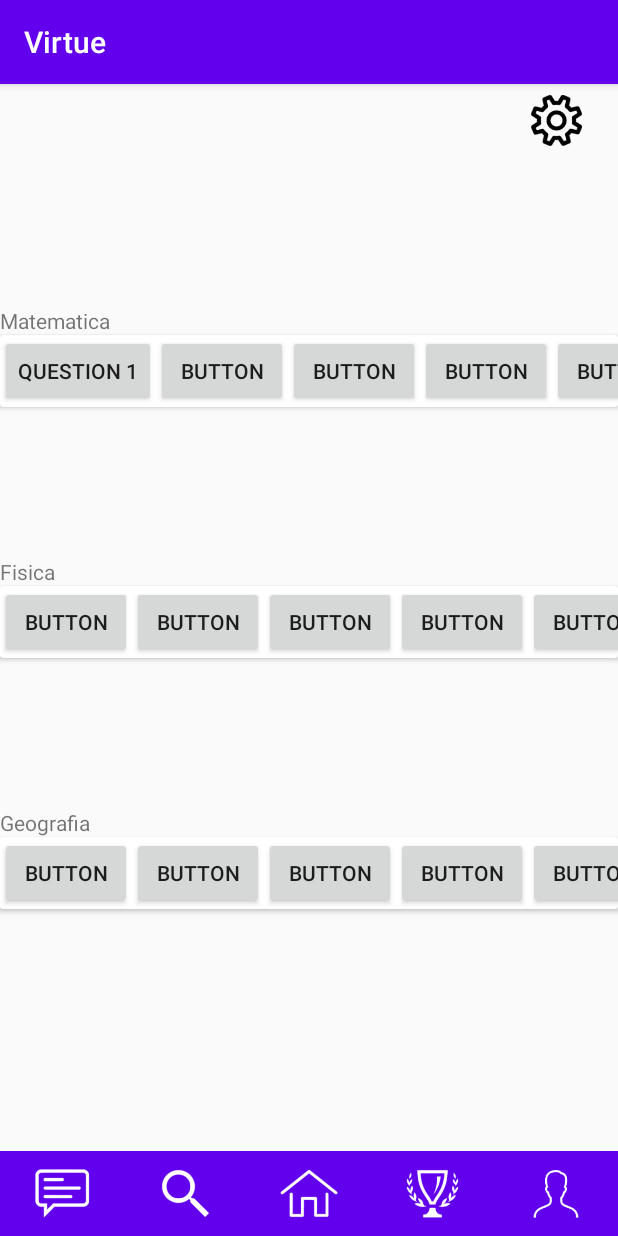
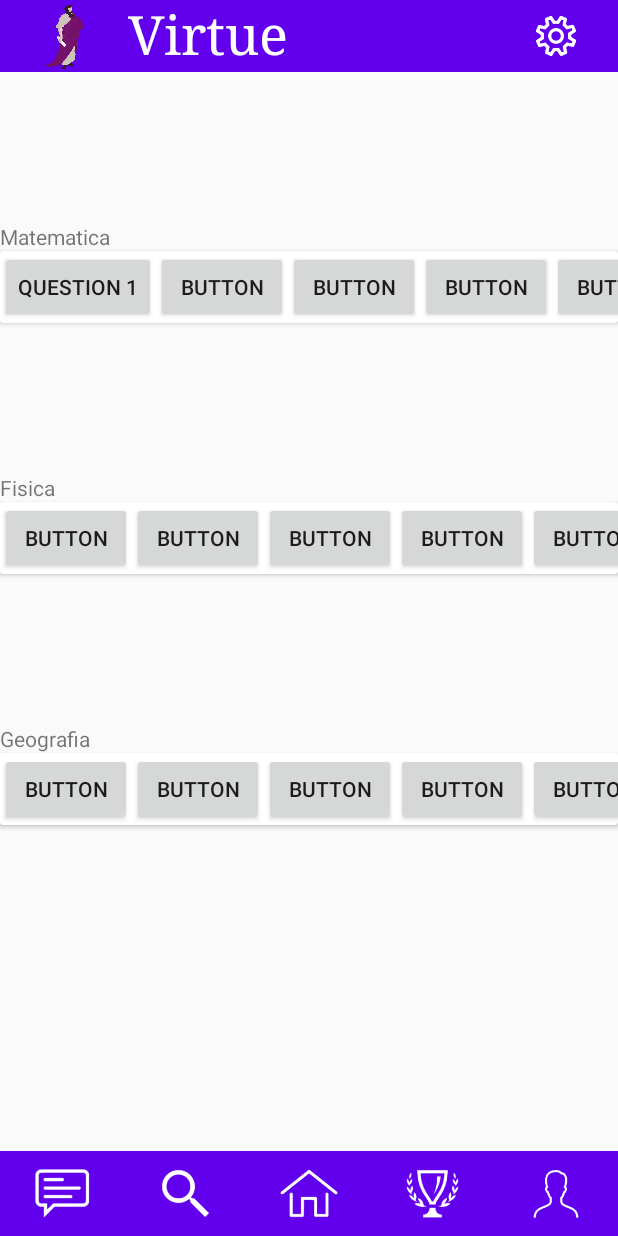
Before and after one commit to gomes717/SpaceApps, an Android app: the screen it shows after launch (MainActivity), on a phone screen of 412 x 824 dp. Run offline under Robolectric (Android 15) with nearby library versions, the phone set to English and light mode, and no system bars.

Commit message:
Improved menu toolbar

```diff
--- a/app/src/main/res/layout/activity_main.xml
+++ b/app/src/main/res/layout/activity_main.xml
@@ -38,9 +38,9 @@
         style="@style/Widget.AppCompat.Button.Borderless"
         android:layout_width="0dp"
         android:layout_height="wrap_content"
-        android:background="@android:color/transparent"
+        android:background="@color/colorPrimary"
         app:layout_constraintEnd_toStartOf="@+id/guideline3"
-        app:layout_constraintStart_toStartOf="@+id/guideline"
+        app:layout_constraintStart_toStartOf="parent"
         app:layout_constraintTop_toTopOf="parent" />
 
     <FrameLayout
@@ -52,7 +52,9 @@
         app:layout_constraintHorizontal_bias="0.0"
         app:layout_constraintStart_toStartOf="parent"
         app:layout_constraintTop_toBottomOf="@+id/invisibleWall"
-        app:layout_constraintVertical_bias="0.0" />
+        app:layout_constraintVertical_bias="0.0" >
+
+    </FrameLayout>
 
     <androidx.constraintlayout.widget.Guideline
         android:id="@+id/guideline8"
@@ -134,14 +136,40 @@
 
     <ImageButton
         android:id="@+id/buttonConfig"
-        android:layout_width="58dp"
-        android:layout_height="34dp"
-        android:background="#00FFFFFF"
+        android:layout_width="0dp"
+        android:layout_height="0dp"
+        android:background="@color/colorPrimary"
         android:scaleType="fitCenter"
         app:layout_constraintBottom_toBottomOf="@+id/invisibleWall"
         app:layout_constraintEnd_toEndOf="parent"
+        app:layout_constraintHorizontal_bias="0.333"
         app:layout_constraintStart_toStartOf="@+id/guideline3"
         app:layout_constraintTop_toTopOf="parent"
-        app:srcCompat="@mipmap/settings_icon" />
+        app:srcCompat="@mipmap/settings_icon_w" />
+
+    <TextView
+        android:id="@+id/textView7"
+        android:layout_width="242dp"
+        android:layout_height="52dp"
+        android:lineSpacingExtra="14sp"
+        android:text="Virtue"
+        android:textAppearance="@style/TextAppearance.AppCompat.Display1"
+        android:textColor="#FFFFFF"
+        android:textSize="36sp"
+        android:typeface="serif"
+        app:layout_constraintBottom_toBottomOf="@+id/invisibleWall"
+        app:layout_constraintEnd_toStartOf="@+id/guideline3"
+        app:layout_constraintStart_toStartOf="@+id/guideline8"
+        app:layout_constraintTop_toTopOf="@+id/invisibleWall" />
+
+    <ImageView
+        android:id="@+id/imageView5"
+        android:layout_width="25dp"
+        android:layout_height="60dp"
+        app:layout_constraintBottom_toTopOf="@+id/frameConteudo"
+        app:layout_constraintEnd_toStartOf="@+id/textView7"
+        app:layout_constraintStart_toStartOf="@+id/invisibleWall"
+        app:layout_constraintTop_toTopOf="parent"
+        app:srcCompat="@mipmap/appimage_w" />
 
 </androidx.constraintlayout.widget.ConstraintLayout>
--- a/app/src/main/res/values/styles.xml
+++ b/app/src/main/res/values/styles.xml
@@ -1,6 +1,6 @@
 <resources>
     <!-- Base application theme. -->
-    <style name="AppTheme" parent="Theme.AppCompat.Light.DarkActionBar">
+    <style name="AppTheme" parent="Theme.AppCompat.Light.NoActionBar">
         <!-- Customize your theme here. -->
         <item name="colorPrimary">@color/colorPrimary</item>
         <item name="colorPrimaryDark">@color/colorPrimaryDark</item>
```
Also changed, not shown: app/src/main/res/mipmap-mdpi/appimage_w.png (added), app/src/main/res/mipmap-mdpi/settings_icon_w.png (added).
